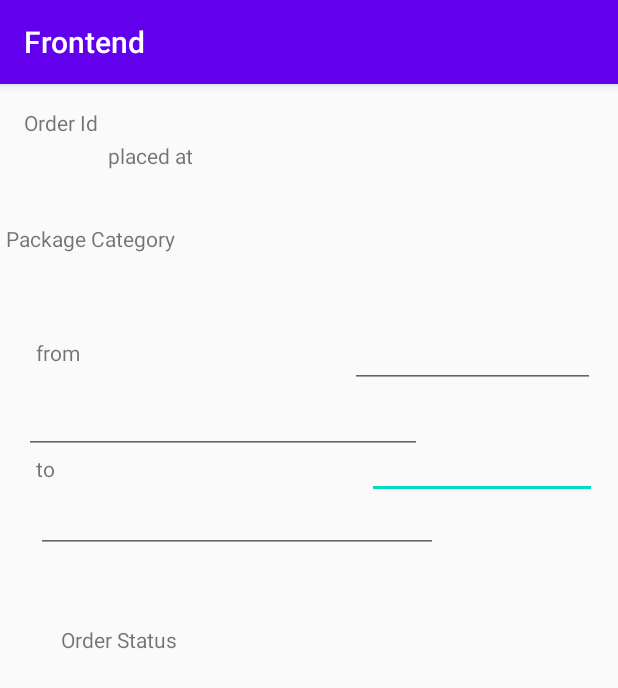
After one commit to Dispatch-Delivery-Management-App/frontend, an Android app: the fragment OrderDetail shown on its own in the app's theme, on a phone screen of 412 x 824 dp. The commit adds this screen. Shown: the top 688 px of the screen. Run offline under Robolectric (Android 15) with nearby library versions, the phone set to English and light mode, and no system bars.

Commit message:
detail layout

```diff
--- a/app/build.gradle
+++ b/app/build.gradle
@@ -40,4 +40,5 @@ dependencies {
     testImplementation 'junit:junit:4.12'
     androidTestImplementation 'androidx.test.ext:junit:1.1.1'
     androidTestImplementation 'androidx.test.espresso:espresso-core:3.2.0'
+    implementation 'com.google.android.gms:play-services-maps:17.0.0'
 }
--- a/app/src/main/java/com/fullstack/frontend/ui/newOrder/NewOrderRecommend.java
+++ b/app/src/main/java/com/fullstack/frontend/ui/newOrder/NewOrderRecommend.java
@@ -13,15 +13,22 @@ import android.view.LayoutInflater;
 import android.view.View;
 import android.view.ViewGroup;
 import android.view.Window;
+import android.widget.Button;
 
 import com.fullstack.frontend.R;
 
 public class NewOrderRecommend extends DialogFragment {
 
-    private NewOrderInfoViewModel mViewModel;
+    private NewOrderRecommendViewModel mViewModel;
 
     public static NewOrderRecommend newInstance() {
         return new NewOrderRecommend();
+    }
+
+    @Override
+    public void onCreate(@Nullable Bundle savedInstanceState) {
+        super.onCreate(savedInstanceState);
+
     }
 
     @Override
@@ -33,8 +40,9 @@ public class NewOrderRecommend extends DialogFragment {
     @Override
     public void onActivityCreated(@Nullable Bundle savedInstanceState) {
         super.onActivityCreated(savedInstanceState);
-        mViewModel = ViewModelProviders.of(this).get(NewOrderInfoViewModel.class);
+        mViewModel = ViewModelProviders.of(this).get(NewOrderRecommendViewModel.class);
         // TODO: Use the ViewModel
+
     }
 
     @Override
--- a/app/src/main/java/com/fullstack/frontend/ui/newOrder/NewOrderInfoViewModel.java
+++ b/app/src/main/java/com/fullstack/frontend/ui/newOrder/NewOrderRecommendViewModel.java
@@ -2,6 +2,6 @@ package com.fullstack.frontend.ui.newOrder;
 
 import androidx.lifecycle.ViewModel;
 
-public class NewOrderInfoViewModel extends ViewModel {
+public class NewOrderRecommendViewModel extends ViewModel {
     // TODO: Implement the ViewModel
 }
--- /dev/null
+++ b/app/src/main/java/com/fullstack/frontend/ui/tracking/Map.java
@@ -0,0 +1,65 @@
+package com.fullstack.frontend.ui.tracking;
+
+import android.os.Bundle;
+
+import androidx.fragment.app.Fragment;
+
+import android.view.LayoutInflater;
+import android.view.View;
+import android.view.ViewGroup;
+
+import com.fullstack.frontend.R;
+
+/**
+ * A simple {@link Fragment} subclass.
+ * Use the {@link Map#newInstance} factory method to
+ * create an instance of this fragment.
+ */
+public class Map extends Fragment {
+    // TODO: Rename parameter arguments, choose names that match
+    // the fragment initialization parameters, e.g. ARG_ITEM_NUMBER
+    private static final String ARG_PARAM1 = "param1";
+    private static final String ARG_PARAM2 = "param2";
+
+    // TODO: Rename and change types of parameters
+    private String mParam1;
+    private String mParam2;
+
+    public Map() {
+        // Required empty public constructor
+    }
+
+    /**
+     * Use this factory method to create a new instance of
+     * this fragment using the provided parameters.
+     *
+     * @param param1 Parameter 1.
+     * @param param2 Parameter 2.
+     * @return A new instance of fragment Map.
+     */
+    // TODO: Rename and change types and number of parameters
+    public static Map newInstance(String param1, String param2) {
+        Map fragment = new Map();
+        Bundle args = new Bundle();
+        args.putString(ARG_PARAM1, param1);
+        args.putString(ARG_PARAM2, param2);
+        fragment.setArguments(args);
+        return fragment;
+    }
+
+    @Override
+    public void onCreate(Bundle savedInstanceState) {
+        super.onCreate(savedInstanceState);
+        if (getArguments() != null) {
+            mParam1 = getArguments().getString(ARG_PARAM1);
+            mParam2 = getArguments().getString(ARG_PARAM2);
+        }
+    }
+
+    @Override
+    public View onCreateView(LayoutInflater inflater, ViewGroup container,
+                             Bundle savedInstanceState) {
+        // Inflate the layout for this fragment
+        return inflater.inflate(R.layout.fragment_map, container, false);
+    }
+}
--- /dev/null
+++ b/app/src/main/java/com/fullstack/frontend/ui/tracking/OrderDetail.java
@@ -0,0 +1,38 @@
+package com.fullstack.frontend.ui.tracking;
+
+import androidx.lifecycle.ViewModelProviders;
+
+import android.os.Bundle;
+
+import androidx.annotation.NonNull;
+import androidx.annotation.Nullable;
+import androidx.fragment.app.Fragment;
+
+import android.view.LayoutInflater;
+import android.view.View;
+import android.view.ViewGroup;
+
+import com.fullstack.frontend.R;
+
+public class OrderDetail extends Fragment {
+
+    private OrderDetailViewModel mViewModel;
+
+    public static OrderDetail newInstance() {
+        return new OrderDetail();
+    }
+
+    @Override
+    public View onCreateView(@NonNull LayoutInflater inflater, @Nullable ViewGroup container,
+                             @Nullable Bundle savedInstanceState) {
+        return inflater.inflate(R.layout.order_detail_fragment, container, false);
+    }
+
+    @Override
+    public void onActivityCreated(@Nullable Bundle savedInstanceState) {
+        super.onActivityCreated(savedInstanceState);
+        mViewModel = ViewModelProviders.of(this).get(OrderDetailViewModel.class);
+        // TODO: Use the ViewModel
+    }
+
+}
--- /dev/null
+++ b/app/src/main/java/com/fullstack/frontend/ui/tracking/OrderDetailViewModel.java
@@ -0,0 +1,7 @@
+package com.fullstack.frontend.ui.tracking;
+
+import androidx.lifecycle.ViewModel;
+
+public class OrderDetailViewModel extends ViewModel {
+    // TODO: Implement the ViewModel
+}
--- /dev/null
+++ b/app/src/main/res/layout/fragment_map.xml
@@ -0,0 +1,15 @@
+<?xml version="1.0" encoding="utf-8"?>
+<FrameLayout xmlns:android="http://schemas.android.com/apk/res/android"
+    xmlns:tools="http://schemas.android.com/tools"
+    android:layout_width="match_parent"
+    android:layout_height="match_parent"
+    tools:context=".ui.tracking.Map">
+
+    <!-- TODO: Update blank fragment layout -->
+
+    <com.google.android.gms.maps.MapView
+        android:id="@+id/mapView"
+        android:layout_width="match_parent"
+        android:layout_height="413dp" />
+
+</FrameLayout>
--- /dev/null
+++ b/app/src/main/res/layout/order_detail_fragment.xml
@@ -0,0 +1,151 @@
+<?xml version="1.0" encoding="utf-8"?>
+<FrameLayout xmlns:android="http://schemas.android.com/apk/res/android"
+    xmlns:app="http://schemas.android.com/apk/res-auto"
+    xmlns:tools="http://schemas.android.com/tools"
+    android:layout_width="match_parent"
+    android:layout_height="match_parent"
+    tools:context=".ui.tracking.OrderDetail">
+
+    <androidx.constraintlayout.widget.ConstraintLayout
+        android:layout_width="match_parent"
+        android:layout_height="match_parent">
+
+        <androidx.constraintlayout.widget.ConstraintLayout
+            android:id="@+id/cardView2"
+            android:layout_width="410dp"
+            android:layout_height="81dp"
+            app:layout_constraintStart_toStartOf="parent"
+            app:layout_constraintTop_toTopOf="parent">
+
+            <TextView
+                android:id="@+id/orderID"
+                android:layout_width="wrap_content"
+                android:layout_height="wrap_content"
+                android:layout_marginStart="16dp"
+                android:layout_marginLeft="16dp"
+                android:layout_marginTop="16dp"
+                android:text="Order Id"
+                app:layout_constraintStart_toStartOf="parent"
+                app:layout_constraintTop_toTopOf="parent" />
+
+            <TextView
+                android:id="@+id/placeAt"
+                android:layout_width="wrap_content"
+                android:layout_height="wrap_content"
+                android:layout_marginStart="72dp"
+                android:layout_marginBottom="24dp"
+                android:text="placed at"
+                app:layout_constraintBottom_toBottomOf="parent"
+                app:layout_constraintStart_toStartOf="parent" />
+        </androidx.constraintlayout.widget.ConstraintLayout>
+
+        <androidx.constraintlayout.widget.ConstraintLayout
+            android:id="@+id/cardView3"
+            android:layout_width="411dp"
+            android:layout_height="64dp"
+            android:layout_marginTop="8dp"
+            app:layout_constraintStart_toStartOf="parent"
+            app:layout_constraintTop_toBottomOf="@+id/cardView2">
+
+            <TextView
+                android:id="@+id/textView5"
+                android:layout_width="wrap_content"
+                android:layout_height="wrap_content"
+                android:layout_marginStart="4dp"
+                android:layout_marginTop="4dp"
+                android:text="Package Category"
+                app:layout_constraintStart_toStartOf="parent"
+                app:layout_constraintTop_toTopOf="parent" />
+        </androidx.constraintlayout.widget.ConstraintLayout>
+
+        <androidx.constraintlayout.widget.ConstraintLayout
+            android:id="@+id/cardView"
+            android:layout_width="409dp"
+            android:layout_height="175dp"
+            app:layout_constraintStart_toStartOf="parent"
+            app:layout_constraintTop_toBottomOf="@+id/cardView3">
+
+            <EditText
+                android:id="@+id/editText5"
+                android:layout_width="153dp"
+                android:layout_height="39dp"
+                android:layout_marginStart="208dp"
+                android:layout_marginBottom="52dp"
+                android:ems="10"
+                android:inputType="phone"
+                app:layout_constraintBottom_toBottomOf="parent"
+                app:layout_constraintStart_toEndOf="@+id/textView7" />
+
+            <EditText
+                android:id="@+id/editText4"
+                android:layout_width="163dp"
+                android:layout_height="41dp"
+                android:layout_marginStart="180dp"
+                android:layout_marginTop="8dp"
+                android:ems="10"
+                android:inputType="phone"
+                app:layout_constraintStart_toEndOf="@+id/textView6"
+                app:layout_constraintTop_toTopOf="parent" />
+
+            <EditText
+                android:id="@+id/editText3"
+                android:layout_width="268dp"
+                android:layout_height="45dp"
+                android:layout_marginBottom="16dp"
+                android:ems="10"
+                android:inputType="textPostalAddress"
+                app:layout_constraintBottom_toBottomOf="parent"
+                app:layout_constraintStart_toStartOf="@+id/textView7" />
+
+            <EditText
+                android:id="@+id/editText2"
+                android:layout_width="265dp"
+                android:layout_height="36dp"
+                android:layout_marginStart="16dp"
+                android:layout_marginTop="8dp"
+                android:ems="10"
+                android:inputType="textPostalAddress"
+                app:layout_constraintStart_toStartOf="parent"
+                app:layout_constraintTop_toBottomOf="@+id/editText4" />
+
+            <TextView
+                android:id="@+id/textView7"
+                android:layout_width="wrap_content"
+                android:layout_height="wrap_content"
+                android:text="to"
+                app:layout_constraintStart_toStartOf="@+id/textView6"
+                app:layout_constraintTop_toBottomOf="@+id/editText2" />
+
+            <TextView
+                android:id="@+id/textView6"
+                android:layout_width="wrap_content"
+                android:layout_height="wrap_content"
+                android:layout_marginStart="24dp"
+                android:layout_marginTop="16dp"
+                android:text="from"
+                app:layout_constraintStart_toStartOf="parent"
+                app:layout_constraintTop_toTopOf="parent" />
+        </androidx.constraintlayout.widget.ConstraintLayout>
+
+        <androidx.constraintlayout.widget.ConstraintLayout
+            android:id="@+id/cardView4"
+            android:layout_width="403dp"
+            android:layout_height="77dp"
+            android:layout_marginTop="16dp"
+            app:layout_constraintEnd_toEndOf="parent"
+            app:layout_constraintStart_toStartOf="parent"
+            app:layout_constraintTop_toBottomOf="@+id/cardView">
+
+            <TextView
+                android:id="@+id/textView8"
+                android:layout_width="wrap_content"
+                android:layout_height="wrap_content"
+                android:layout_marginStart="36dp"
+                android:layout_marginTop="16dp"
+                android:text="Order Status"
+                app:layout_constraintStart_toStartOf="parent"
+                app:layout_constraintTop_toTopOf="parent" />
+        </androidx.constraintlayout.widget.ConstraintLayout>
+
+    </androidx.constraintlayout.widget.ConstraintLayout>
+</FrameLayout>
--- a/app/src/main/res/values/strings.xml
+++ b/app/src/main/res/values/strings.xml
@@ -12,4 +12,7 @@
     <string name="menu_slideshow">Slideshow</string>
 
     <string name="home_second">Home Second</string>
+
+    <!-- TODO: Remove or change this placeholder text -->
+    <string name="hello_blank_fragment">Hello blank fragment</string>
 </resources>
```
